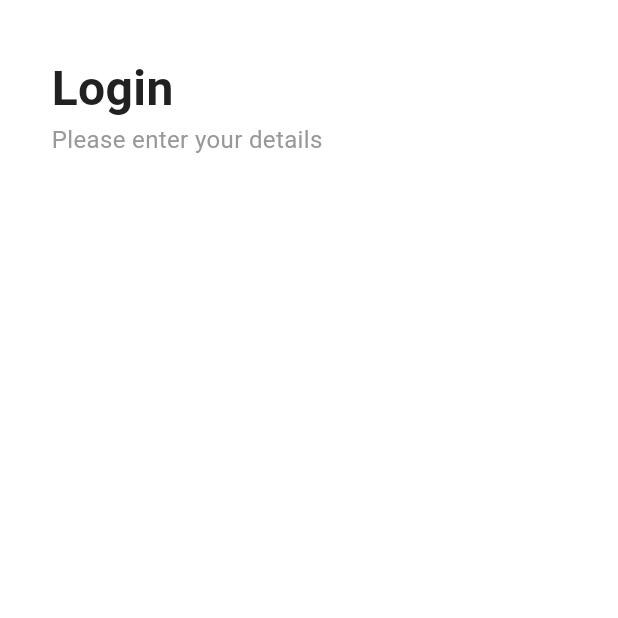
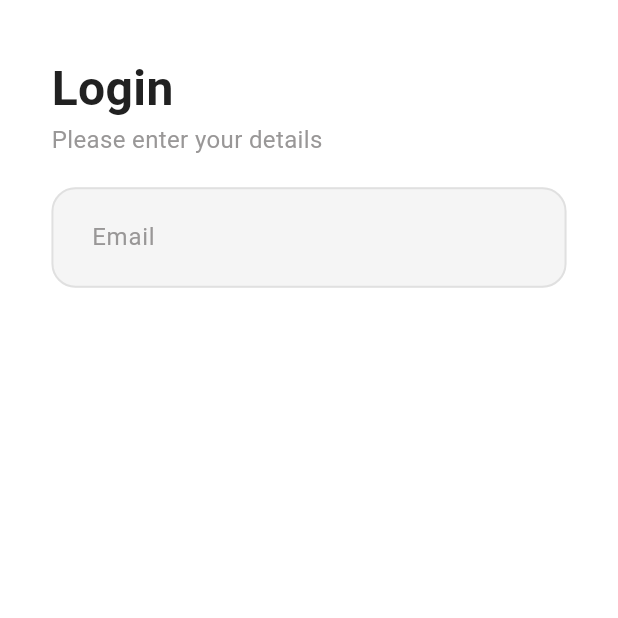
Before and after one commit to shroida/E-Commerce-app, a Flutter app: the LoginScreen screen opened by its route, on a phone screen of 412 x 824 dp, the top half of it. Run offline on Flutter 3.47's test engine with Material 3 defaults, Android fonts, the phone set to English and light mode, and no system bars; our stand-ins replace animated_text_kit, awesome_dialog, dio, flutter_bloc, flutter_screenutil, flutter_secure_storage and 6 more; accounts and stored records are empty; generated files the repository leaves out were written again.

Commit message:
login form

```diff
--- a/lib/features/login/ui/login_screen.dart
+++ b/lib/features/login/ui/login_screen.dart
@@ -1,3 +1,4 @@
+import 'package:e_commerce_app/features/login/ui/widgets/login_form.dart';
 import 'package:e_commerce_app/features/login/ui/widgets/text_login.dart';
 import 'package:flutter/material.dart';
 
@@ -12,9 +13,14 @@ class LoginScreen extends StatelessWidget {
       body: SafeArea(
           child: Padding(
         padding: EdgeInsets.symmetric(horizontal: 30.w, vertical: 30.h),
-        child: Column(
+        child: const Column(
+          crossAxisAlignment: CrossAxisAlignment.start,
           children: [
             TextLogin(),
+            SizedBox(
+              height: 20,
+            ),
+            LoginForm(),
           ],
         ),
       )),
--- /dev/null
+++ b/lib/features/login/ui/widgets/login_form.dart
@@ -0,0 +1,32 @@
+import 'package:e_commerce_app/core/helper/app_regex.dart';
+import 'package:e_commerce_app/core/widgets/app_text_form_field.dart';
+import 'package:flutter/material.dart';
+
+class LoginForm extends StatefulWidget {
+  const LoginForm({super.key});
+
+  @override
+  LoginFormState createState() => LoginFormState();
+}
+
+class LoginFormState extends State<LoginForm> {
+  @override
+  Widget build(BuildContext context) {
+    return Form(
+      child: Column(
+        children: [
+          AppTextFormField(
+            hintText: 'Email',
+            validator: (value) {
+              if (value == null ||
+                  value.isEmpty ||
+                  !AppRegex.isEmailValid(value)) {
+                return 'Please enter a valid Email';
+              }
+            },
+          ),
+        ],
+      ),
+    );
+  }
+}
```
